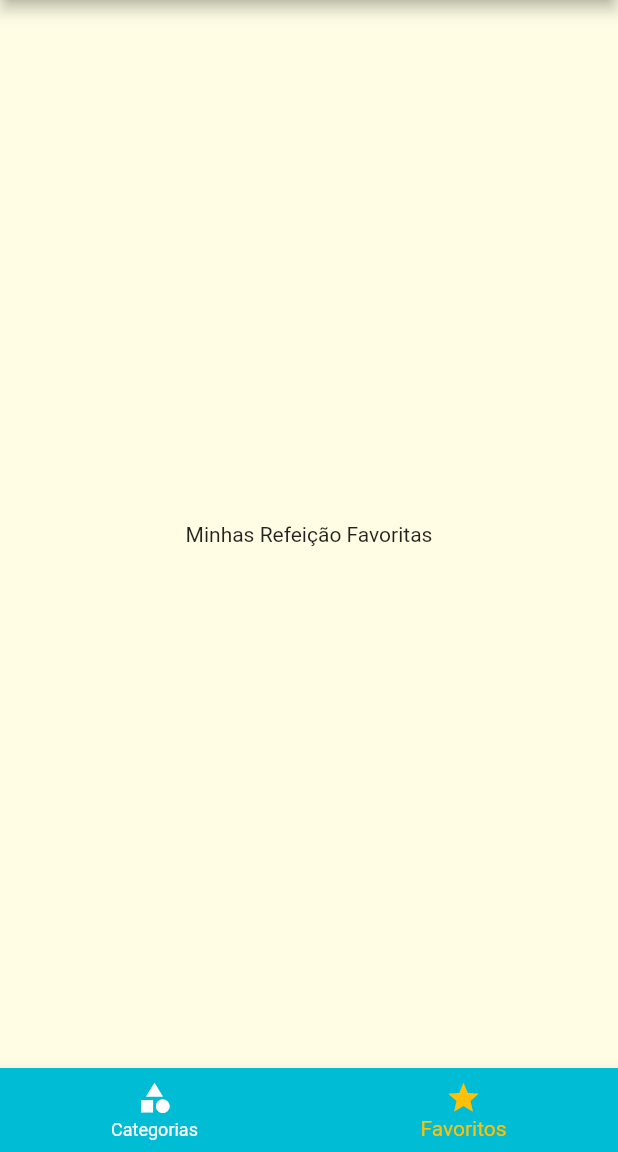
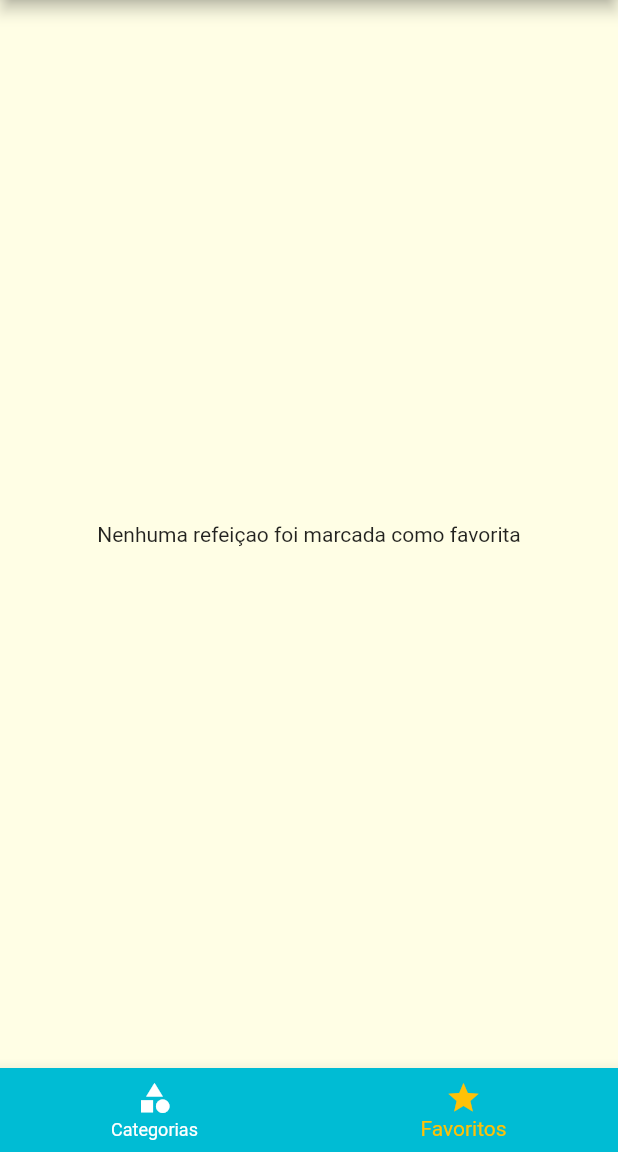
Before and after one commit to Clodaraujo/Meals, a Flutter app: the screen it shows after launch, item 2 of the bottom bar chosen, on a phone screen of 412 x 824 dp, the part 84-1236 px from its top. Run offline on Flutter 3.47's test engine with Material 2 defaults, Android fonts, the phone set to English and light mode, and no system bars.

Commit message:
Marcaçao Itens como favorito

```diff
--- a/lib/main.dart
+++ b/lib/main.dart
@@ -19,15 +19,16 @@ class MyApp extends StatefulWidget {
 }
 
 class _MyAppState extends State<MyApp> {
-
   Settings settings = Settings();
   List<Meal> _availableMeals = DUMMY_MEALS;
+  List<Meal> _favoriteMeals = [];
 
   void _filterMeals(Settings settings) {
     setState(() {
       this.settings = settings;
 
-      _availableMeals = DUMMY_MEALS.where((meal) {
+      _availableMeals = DUMMY_MEALS.where(
+        (meal) {
           final filterGluten = settings.isGlutenFree && !meal.isGlutenFree;
           final filterLactose = settings.isLactoseFree && !meal.isLactoseFree;
           final filterVegan = settings.isVegan && !meal.isVegan;
@@ -39,6 +40,18 @@ class _MyAppState extends State<MyApp> {
         },
       ).toList();
     });
+  }
+
+  void _toggleFavorite(Meal meal) {
+    setState(() {
+      _favoriteMeals.contains(meal)
+          ? _favoriteMeals.remove(meal)
+          : _favoriteMeals.add(meal);
+    });
+  }
+
+  bool _isFavorite(Meal meal){
+    return _favoriteMeals.contains(meal);
   }
 
   @override
@@ -58,9 +71,10 @@ class _MyAppState extends State<MyApp> {
             ),
       ),
       routes: {
-        AppRoutes.HOME: (ctx) => TabsScreen(),
-        AppRoutes.CATEGORIES_MEALS: (ctx) => CategoriesMealsScreen(_availableMeals),
-        AppRoutes.MEAL_DETAIL: (ctx) => MealDetailScreen(),
+        AppRoutes.HOME: (ctx) => TabsScreen(_favoriteMeals),
+        AppRoutes.CATEGORIES_MEALS: (ctx) =>
+            CategoriesMealsScreen(_availableMeals),
+        AppRoutes.MEAL_DETAIL: (ctx) => MealDetailScreen(_toggleFavorite, _isFavorite),
         AppRoutes.SETTINGS: (ctx) => SettingsScreen(settings, _filterMeals),
       },
     );
--- a/lib/screens/favorite_screen.dart
+++ b/lib/screens/favorite_screen.dart
@@ -1,11 +1,27 @@
 import 'package:flutter/cupertino.dart';
 import 'package:flutter/material.dart';
 
+import '../components/meal_item.dart';
+import '../models/meal.dart';
+
 class FavoriteScreen extends StatelessWidget {
+  final List<Meal> favoriteMeals;
+
+  const FavoriteScreen(this.favoriteMeals);
+
   @override
   Widget build(BuildContext context) {
-    return Center(
-      child: Text('Minhas Refeição Favoritas'),
-    );
+    if (favoriteMeals.isEmpty) {
+      return Center(
+        child: Text('Nenhuma refeiçao foi marcada como favorita'),
+      );
+    } else {
+      return ListView.builder(
+        itemCount:  favoriteMeals.length,
+        itemBuilder: (ctx, index){
+          return MealItem(favoriteMeals[index]);
+        },
+      );
+    }
   }
 }
--- a/lib/screens/tabs_screen.dart
+++ b/lib/screens/tabs_screen.dart
@@ -3,18 +3,32 @@ import 'package:flutter/material.dart';
 import 'categories_screen.dart';
 import 'favorite_screen.dart';
 import '../components/main_drawer.dart';
+import '../models/meal.dart';
 
 class TabsScreen extends StatefulWidget {
+  final List<Meal> favoriteMeals;
+
+  const TabsScreen(this.favoriteMeals);
+
   @override
   _TabsScreenState createState() => _TabsScreenState();
 }
 
 class _TabsScreenState extends State<TabsScreen> {
   int _selectedScreenIndex = 0;
-  final List<Map<String, Object>> _screens = [
-    {'title': 'Lista de Categorias', 'screen': CategoriesScreen()},
-    {'title': 'Meus Favoritos', 'screen': FavoriteScreen()},
-  ];
+  List<Map<String, Object>> _screens;
+
+  @override
+  void initState() {
+    super.initState();
+    _screens = [
+      {'title': 'Lista de Categorias', 'screen': CategoriesScreen()},
+      {
+        'title': 'Meus Favoritos',
+        'screen': FavoriteScreen(widget.favoriteMeals)
+      },
+    ];
+  }
 
   _selectScreen(int index) {
     setState(() {
```
Also changed, not shown: lib/screens/meal_detail_screen.dart (+8 -2 lines).
